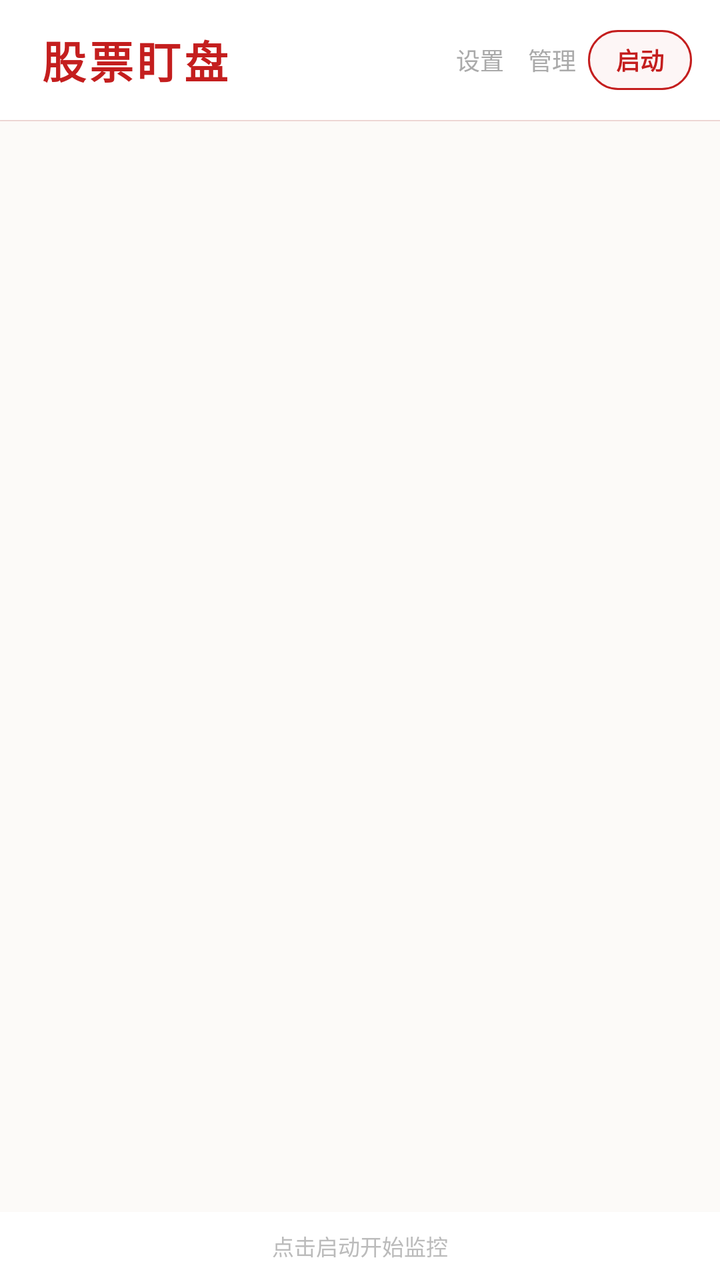
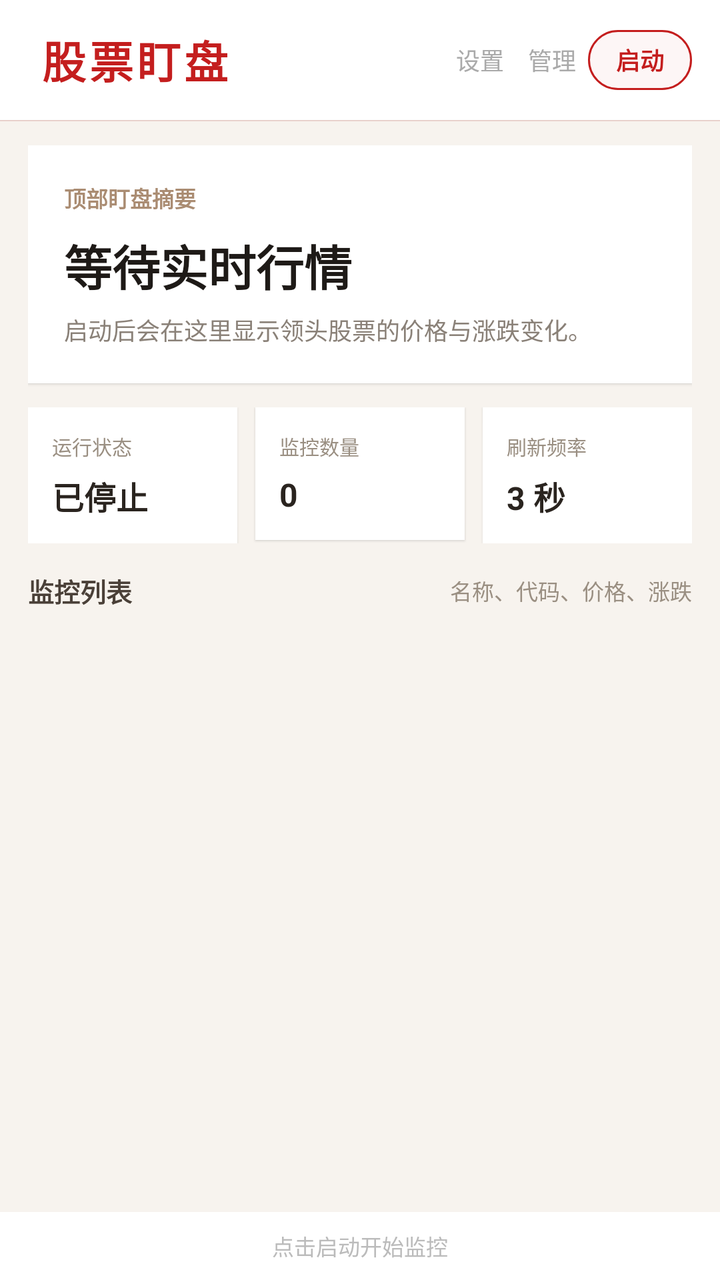

An Android layout rendered at two revisions. The XML below is the earlier revision; the diff shows what the commit changed to produce the second picture.
<!-- AndroidManifest.xml: application theme Theme.StockTicker -->
<!-- res/layout/activity_main.xml -->
<?xml version="1.0" encoding="utf-8"?>
<LinearLayout xmlns:android="http://schemas.android.com/apk/res/android"
    android:layout_width="match_parent"
    android:layout_height="match_parent"
    android:background="#FFFCFAF8"
    android:orientation="vertical">

    <LinearLayout
        android:layout_width="match_parent"
        android:layout_height="60dp"
        android:background="@android:color/white"
        android:elevation="0.5dp"
        android:gravity="center_vertical"
        android:paddingStart="20dp"
        android:paddingEnd="14dp">

        <TextView
            android:layout_width="0dp"
            android:layout_height="wrap_content"
            android:layout_weight="1"
            android:letterSpacing="0.08"
            android:text="@string/home_title"
            android:textColor="#FFC41E1E"
            android:textSize="22sp"
            android:textStyle="bold" />

        <TextView
            android:id="@+id/settingsBtn"
            android:layout_width="wrap_content"
            android:layout_height="36dp"
            android:background="?android:attr/selectableItemBackgroundBorderless"
            android:gravity="center"
            android:paddingHorizontal="6dp"
            android:text="@string/action_settings"
            android:textColor="#FFAAAAAA"
            android:textSize="12sp" />

        <TextView
            android:id="@+id/manageBtn"
            android:layout_width="wrap_content"
            android:layout_height="36dp"
            android:background="?android:attr/selectableItemBackgroundBorderless"
            android:gravity="center"
            android:paddingHorizontal="6dp"
            android:text="@string/action_manage"
            android:textColor="#FFAAAAAA"
            android:textSize="12sp" />

        <TextView
            android:id="@+id/toggleButton"
            android:layout_width="52dp"
            android:layout_height="30dp"
            android:background="@drawable/btn_toggle_bg"
            android:gravity="center"
            android:text="@string/action_start"
            android:textColor="#FFC41E1E"
            android:textSize="12sp"
            android:textStyle="bold" />

    </LinearLayout>

    <View
        android:layout_width="match_parent"
        android:layout_height="0.5dp"
        android:background="#20C41E1E" />

    <ScrollView
        android:layout_width="match_parent"
        android:layout_height="0dp"
        android:layout_weight="1"
        android:paddingStart="14dp"
        android:paddingTop="10dp"
        android:paddingEnd="14dp"
        android:paddingBottom="4dp">

        <LinearLayout
            android:id="@+id/stockList"
            android:layout_width="match_parent"
            android:layout_height="wrap_content"
            android:orientation="vertical" />

    </ScrollView>

    <LinearLayout
        android:layout_width="match_parent"
        android:layout_height="34dp"
        android:background="@android:color/white"
        android:elevation="0.5dp"
        android:gravity="center">

        <TextView
            android:id="@+id/statusText"
            android:layout_width="wrap_content"
            android:layout_height="wrap_content"
            android:text="@string/status_tap_to_start"
            android:textColor="#FFBBBBBB"
            android:textSize="11sp" />

    </LinearLayout>

</LinearLayout>
<!-- resources referenced by this layout -->
<resources>
  <!-- drawable btn_toggle_bg (drawable) -->
  <?xml version="1.0" encoding="utf-8"?>
  <shape xmlns:android="http://schemas.android.com/apk/res/android"
      android:shape="rectangle">
      <corners android:radius="15dp" />
      <stroke android:width="1dp" android:color="#FFC41E1E" />
      <solid android:color="#0AC41E1E" />
  </shape>
  <string name="action_manage">管理</string>
  <string name="action_settings">设置</string>
  <string name="action_start">启动</string>
  <string name="home_title">股票盯盘</string>
  <string name="status_tap_to_start">点击启动开始监控</string>
  <style name="Theme.StockTicker" parent="@android:style/Theme.Material.Light.NoActionBar">
          <item name="android:statusBarColor">@color/bg_white</item>
          <item name="android:navigationBarColor">@color/bg_white</item>
          <item name="android:windowBackground">@color/bg_warm</item>
      </style>
  <color name="bg_white">#FFFFFFFF</color>
  <color name="bg_warm">#FFFAFAFA</color>
</resources>

<!-- the commit's change to res/layout/activity_main.xml (unified diff, before → after) -->
@@ -2,7 +2,7 @@
 <LinearLayout xmlns:android="http://schemas.android.com/apk/res/android"
     android:layout_width="match_parent"
     android:layout_height="match_parent"
-    android:background="#FFFCFAF8"
+    android:background="#FFF7F3EE"
     android:orientation="vertical">
 
     <LinearLayout
@@ -69,15 +69,183 @@
         android:layout_height="0dp"
         android:layout_weight="1"
         android:paddingStart="14dp"
-        android:paddingTop="10dp"
+        android:paddingTop="12dp"
         android:paddingEnd="14dp"
-        android:paddingBottom="4dp">
+        android:paddingBottom="6dp">
 
         <LinearLayout
-            android:id="@+id/stockList"
             android:layout_width="match_parent"
             android:layout_height="wrap_content"
-            android:orientation="vertical" />
+            android:orientation="vertical">
+
+            <LinearLayout
+                android:layout_width="match_parent"
+                android:layout_height="wrap_content"
+                android:layout_marginBottom="12dp"
+                android:background="@android:color/white"
+                android:elevation="1dp"
+                android:orientation="vertical"
+                android:padding="18dp">
+
+                <TextView
+                    android:id="@+id/summaryLabel"
+                    android:layout_width="wrap_content"
+                    android:layout_height="wrap_content"
+                    android:text="@string/summary_label"
+                    android:textColor="#FFAA8C72"
+                    android:textSize="11sp"
+                    android:textStyle="bold" />
+
+                <TextView
+                    android:id="@+id/summaryValue"
+                    android:layout_width="match_parent"
+                    android:layout_height="wrap_content"
+                    android:layout_marginTop="8dp"
+                    android:text="@string/summary_waiting"
+                    android:textColor="#FF1E1A17"
+                    android:textSize="24sp"
+                    android:textStyle="bold" />
+
+                <TextView
+                    android:id="@+id/summaryMeta"
+                    android:layout_width="match_parent"
+                    android:layout_height="wrap_content"
+                    android:layout_marginTop="6dp"
+                    android:text="@string/summary_meta_idle"
+                    android:textColor="#FF8A8178"
+                    android:textSize="12sp" />
+
+            </LinearLayout>
+
+            <LinearLayout
+                android:layout_width="match_parent"
+                android:layout_height="wrap_content"
+                android:layout_marginBottom="14dp"
+                android:orientation="horizontal">
+
+                <LinearLayout
+                    android:layout_width="0dp"
+                    android:layout_height="wrap_content"
+                    android:layout_marginEnd="6dp"
+                    android:layout_weight="1"
+                    android:background="@android:color/white"
+                    android:elevation="0.8dp"
+                    android:orientation="vertical"
+                    android:padding="12dp">
+
+                    <TextView
+                        android:layout_width="wrap_content"
+                        android:layout_height="wrap_content"
+                        android:text="@string/card_status_label"
+                        android:textColor="#FF9A8F82"
+                        android:textSize="10sp" />
+
+                    <TextView
+                        android:id="@+id/statStatus"
+                        android:layout_width="wrap_content"
+                        android:layout_height="wrap_content"
+                        android:layout_marginTop="6dp"
+                        android:text="@string/stopped_status"
+                        android:textColor="#FF2A241F"
+                        android:textSize="16sp"
+                        android:textStyle="bold" />
+
+                </LinearLayout>
+
+                <LinearLayout
+                    android:layout_width="0dp"
+                    android:layout_height="wrap_content"
+                    android:layout_marginStart="3dp"
+                    android:layout_marginEnd="3dp"
+                    android:layout_weight="1"
+                    android:background="@android:color/white"
+                    android:elevation="0.8dp"
+                    android:orientation="vertical"
+                    android:padding="12dp">
+
+                    <TextView
+                        android:layout_width="wrap_content"
+                        android:layout_height="wrap_content"
+                        android:text="@string/card_watch_count_label"
+                        android:textColor="#FF9A8F82"
+                        android:textSize="10sp" />
+
+                    <TextView
+                        android:id="@+id/statCount"
+                        android:layout_width="wrap_content"
+                        android:layout_height="wrap_content"
+                        android:layout_marginTop="6dp"
+                        android:text="0"
+                        android:textColor="#FF2A241F"
+                        android:textSize="16sp"
+                        android:textStyle="bold" />
+
+                </LinearLayout>
+
+                <LinearLayout
+                    android:layout_width="0dp"
+                    android:layout_height="wrap_content"
+                    android:layout_marginStart="6dp"
+                    android:layout_weight="1"
+                    android:background="@android:color/white"
+                    android:elevation="0.8dp"
+                    android:orientation="vertical"
+                    android:padding="12dp">
+
+                    <TextView
+                        android:layout_width="wrap_content"
+                        android:layout_height="wrap_content"
+                        android:text="@string/card_interval_label"
+                        android:textColor="#FF9A8F82"
+                        android:textSize="10sp" />
+
+                    <TextView
+                        android:id="@+id/statInterval"
+                        android:layout_width="wrap_content"
+                        android:layout_height="wrap_content"
+                        android:layout_marginTop="6dp"
+                        android:text="@string/settings_interval_default"
+                        android:textColor="#FF2A241F"
+                        android:textSize="16sp"
+                        android:textStyle="bold" />
+
+                </LinearLayout>
+
+            </LinearLayout>
+
+            <LinearLayout
+                android:layout_width="match_parent"
+                android:layout_height="wrap_content"
+                android:gravity="center_vertical"
+                android:orientation="horizontal"
+                android:paddingBottom="8dp">
+
+                <TextView
+                    android:layout_width="0dp"
+                    android:layout_height="wrap_content"
+                    android:layout_weight="1"
+                    android:text="@string/watchlist_title"
+                    android:textColor="#FF4A4038"
+                    android:textSize="13sp"
+                    android:textStyle="bold" />
+
+                <TextView
+                    android:id="@+id/watchlistHint"
+                    android:layout_width="wrap_content"
+                    android:layout_height="wrap_content"
+                    android:text="@string/watchlist_hint"
+                    android:textColor="#FF9A8F82"
+                    android:textSize="11sp" />
+
+            </LinearLayout>
+
+            <LinearLayout
+                android:id="@+id/stockList"
+                android:layout_width="match_parent"
+                android:layout_height="wrap_content"
+                android:orientation="vertical" />
+
+        </LinearLayout>
 
     </ScrollView>
 
<!-- resource entries referenced after the edit -->
@@ -11,8 +11,18 @@
   <string name="action_manage">管理</string>
   <string name="action_settings">设置</string>
   <string name="action_start">启动</string>
+  <string name="card_interval_label">刷新频率</string>
+  <string name="card_status_label">运行状态</string>
+  <string name="card_watch_count_label">监控数量</string>
   <string name="home_title">股票盯盘</string>
+  <string name="settings_interval_default">3 秒</string>
   <string name="status_tap_to_start">点击启动开始监控</string>
+  <string name="stopped_status">已停止</string>
+  <string name="summary_label">顶部盯盘摘要</string>
+  <string name="summary_meta_idle">启动后会在这里显示领头股票的价格与涨跌变化。</string>
+  <string name="summary_waiting">等待实时行情</string>
+  <string name="watchlist_hint">名称、代码、价格、涨跌</string>
+  <string name="watchlist_title">监控列表</string>
   <style name="Theme.StockTicker" parent="@android:style/Theme.Material.Light.NoActionBar">
           <item name="android:statusBarColor">@color/bg_white</item>
           <item name="android:navigationBarColor">@color/bg_white</item>
